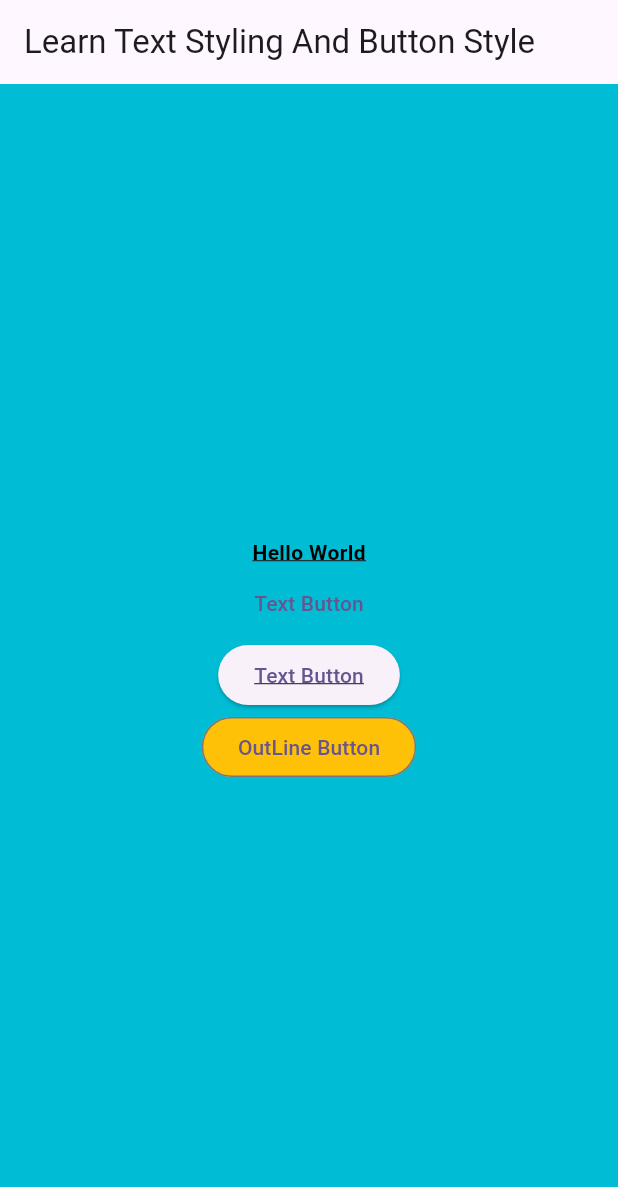
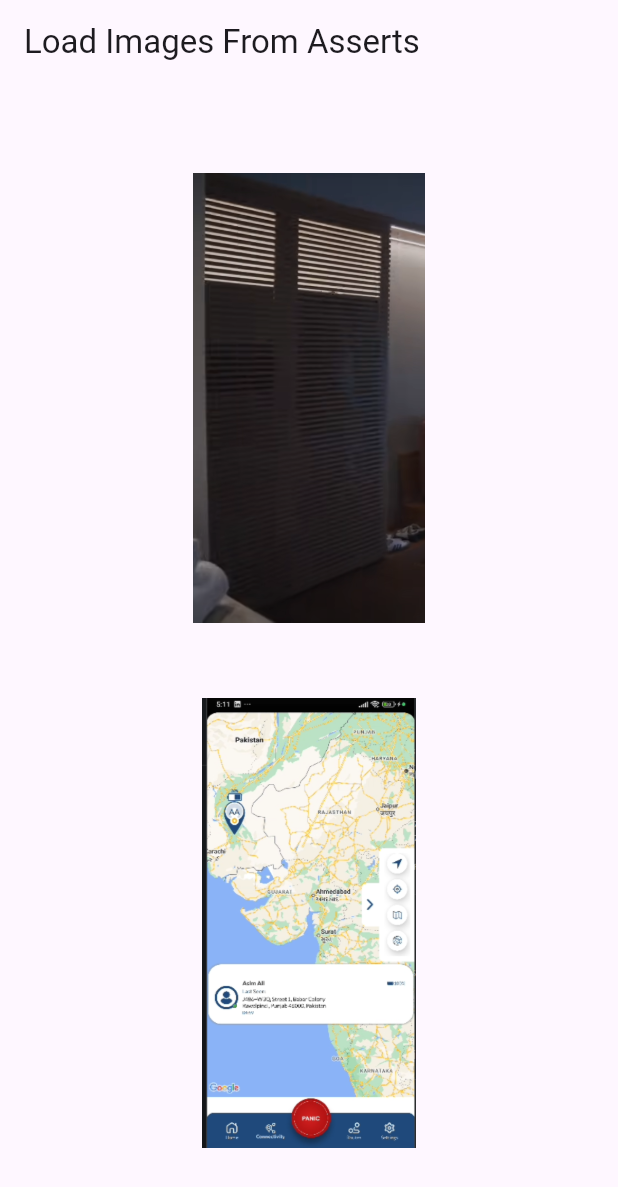
Before and after one commit to shamsshykh/learnflutter, a Flutter app: the screen it shows after launch, on a phone screen of 412 x 824 dp. Shown: the top 1187 px of the screen. Run offline on Flutter 3.47's test engine with Material 3 defaults, Android fonts, the phone set to English and light mode, and no system bars; our stand-ins replace fluttertoast, permission_handler.

Commit message:
adding images from asserts

```diff
--- a/lib/main.dart
+++ b/lib/main.dart
@@ -1,5 +1,6 @@
 import 'package:flutter/material.dart';
 import 'package:learnflutter/screen/HomeScreen.dart';
+import 'package:learnflutter/screen/ImagesScreen.dart';
 
 void main() {
   runApp(const MyApp());
@@ -17,8 +18,9 @@ class MyApp extends StatelessWidget {
       theme: ThemeData(
         colorScheme: ColorScheme.fromSeed(seedColor: Colors.deepPurple),
       ),
-     // home: const UserPermission(),
-      home: const HomeScreen(),
+      // home: const UserPermission(),
+      // home: const HomeScreen(),
+      home: const ImagesScreen(),
     );
   }
 }
--- /dev/null
+++ b/lib/screen/ImagesScreen.dart
@@ -0,0 +1,31 @@
+import 'package:flutter/cupertino.dart';
+import 'package:flutter/material.dart';
+
+class ImagesScreen extends StatelessWidget {
+  const ImagesScreen({super.key});
+
+  @override
+  Widget build(BuildContext context) {
+    return Scaffold(
+      appBar: AppBar(title: Text("Load Images From Asserts")),
+      body: Column(
+        mainAxisAlignment: MainAxisAlignment.center,
+        children: [
+          SizedBox(
+            width: double.infinity,
+            height: 300,
+            child:  Container(child: Image.asset("asserts/images/door.png")),
+          ),
+
+          SizedBox(height: 50),
+
+          SizedBox(
+            width: double.infinity,
+            height: 300,
+            child:  Container(child: Image.asset("asserts/images/Screenshot.png")),
+          )
+        ],
+      ),
+    );
+  }
+}
--- a/pubspec.yaml
+++ b/pubspec.yaml
@@ -59,9 +59,8 @@ flutter:
   uses-material-design: true
 
   # To add assets to your application, add an assets section, like this:
-  # assets:
-  #   - images/a_dot_burr.jpeg
-  #   - images/a_dot_ham.jpeg
+  assets:
+     - asserts/images/
 
   # An image asset can refer to one or more resolution-specific "variants", see
   # https://flutter.dev/to/resolution-aware-images
```
Also changed, not shown: asserts/images/Screenshot.png (added), asserts/images/door.png (added).
